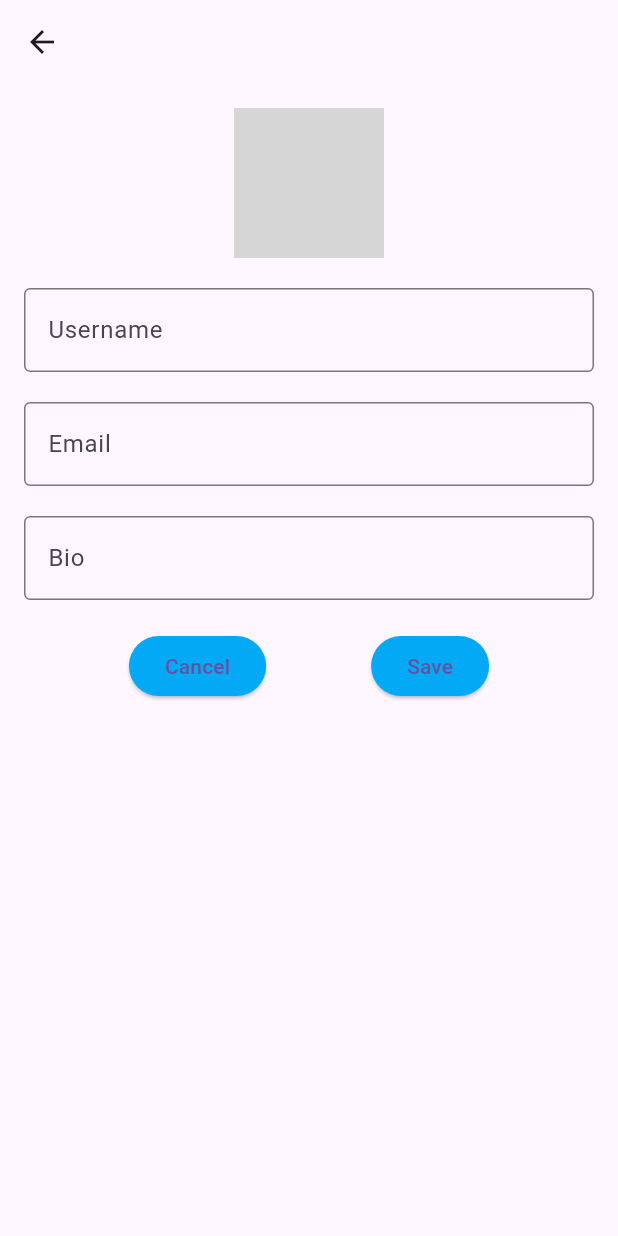
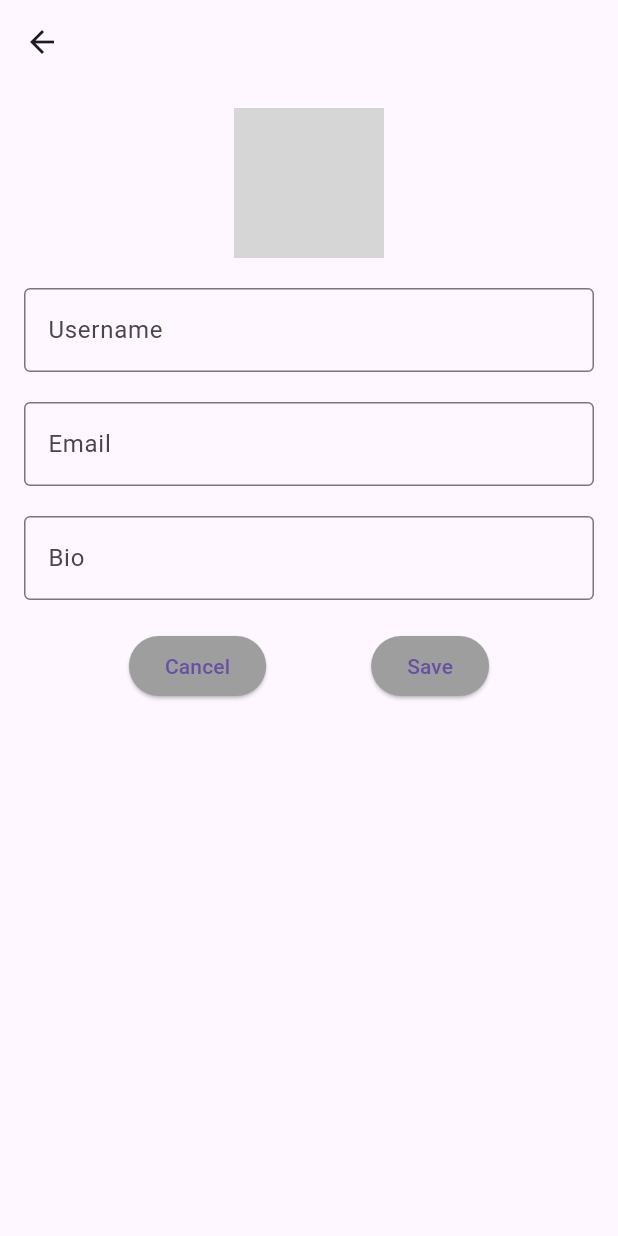
Before and after one commit to yusdi17/dyarimu, a Flutter app: the EditProfile screen opened directly, on a phone screen of 412 x 824 dp. Run offline on Flutter 3.47's test engine with Material 3 defaults, Android fonts, the phone set to English and light mode, and no system bars; network calls fail; grey boxes are pictures that could not be loaded.

Commit message:
editprofile fix #9

```diff
--- a/lib/profile/editprofile.dart
+++ b/lib/profile/editprofile.dart
@@ -79,7 +79,7 @@ class _EditProfileState extends State<EditProfile> {
                     // fungsi disini
                   },
                   style: ElevatedButton.styleFrom(
-                    backgroundColor: Colors.lightBlue,
+                    backgroundColor: Colors.grey,
                   ),
                   child: Text('Cancel'),
                 ),
@@ -88,7 +88,7 @@ class _EditProfileState extends State<EditProfile> {
                     //  fungsi disini
                   },
                   style: ElevatedButton.styleFrom(
-                    backgroundColor: Colors.lightBlue,
+                    backgroundColor: Colors.grey,
                   ),
                   child: Text('Save'),
                 ),
```
